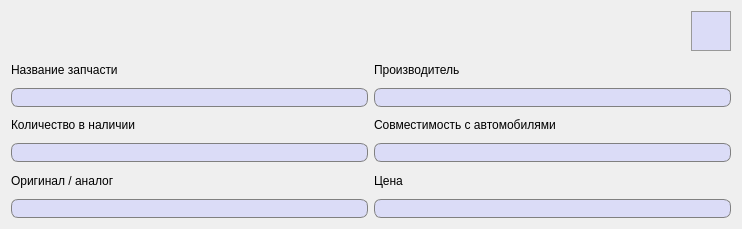
First picture: the form in ViewSparePart.ui, repository FediiBohdan/TechService, before the edit.
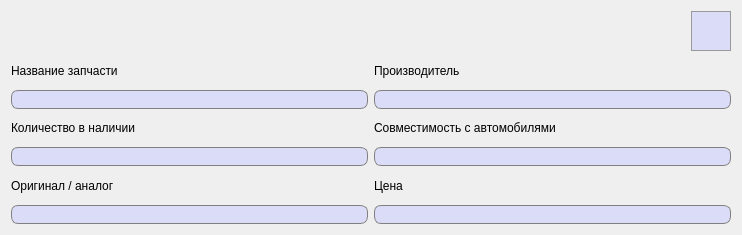
Second picture: the form after the edit. Icons and pictures are not drawn.

Patch:
```diff
--- a/ViewSparePart.ui
+++ b/ViewSparePart.ui
@@ -7,7 +7,7 @@
     <x>0</x>
     <y>0</y>
     <width>742</width>
-    <height>229</height>
+    <height>235</height>
    </rect>
   </property>
   <property name="windowTitle">
@@ -73,6 +73,11 @@
     <layout class="QGridLayout" name="gridLayout">
      <item row="0" column="1">
       <widget class="QLabel" name="label_2">
+       <property name="font">
+        <font>
+         <pointsize>9</pointsize>
+        </font>
+       </property>
        <property name="text">
         <string>Производитель</string>
        </property>
@@ -80,6 +85,11 @@
      </item>
      <item row="2" column="1">
       <widget class="QLabel" name="label_4">
+       <property name="font">
+        <font>
+         <pointsize>9</pointsize>
+        </font>
+       </property>
        <property name="text">
         <string>Совместимость с автомобилями</string>
        </property>
@@ -87,6 +97,11 @@
      </item>
      <item row="0" column="0">
       <widget class="QLabel" name="label">
+       <property name="font">
+        <font>
+         <pointsize>9</pointsize>
+        </font>
+       </property>
        <property name="text">
         <string>Название запчасти</string>
        </property>
@@ -94,6 +109,11 @@
      </item>
      <item row="4" column="0">
       <widget class="QLabel" name="label_5">
+       <property name="font">
+        <font>
+         <pointsize>9</pointsize>
+        </font>
+       </property>
        <property name="text">
         <string>Оригинал / аналог</string>
        </property>
@@ -201,6 +221,11 @@
      </item>
      <item row="2" column="0">
       <widget class="QLabel" name="label_3">
+       <property name="font">
+        <font>
+         <pointsize>9</pointsize>
+        </font>
+       </property>
        <property name="text">
         <string>Количество в наличии</string>
        </property>
@@ -228,6 +253,11 @@
      </item>
      <item row="4" column="1">
       <widget class="QLabel" name="label_6">
+       <property name="font">
+        <font>
+         <pointsize>9</pointsize>
+        </font>
+       </property>
        <property name="text">
         <string>Цена</string>
        </property>
```
